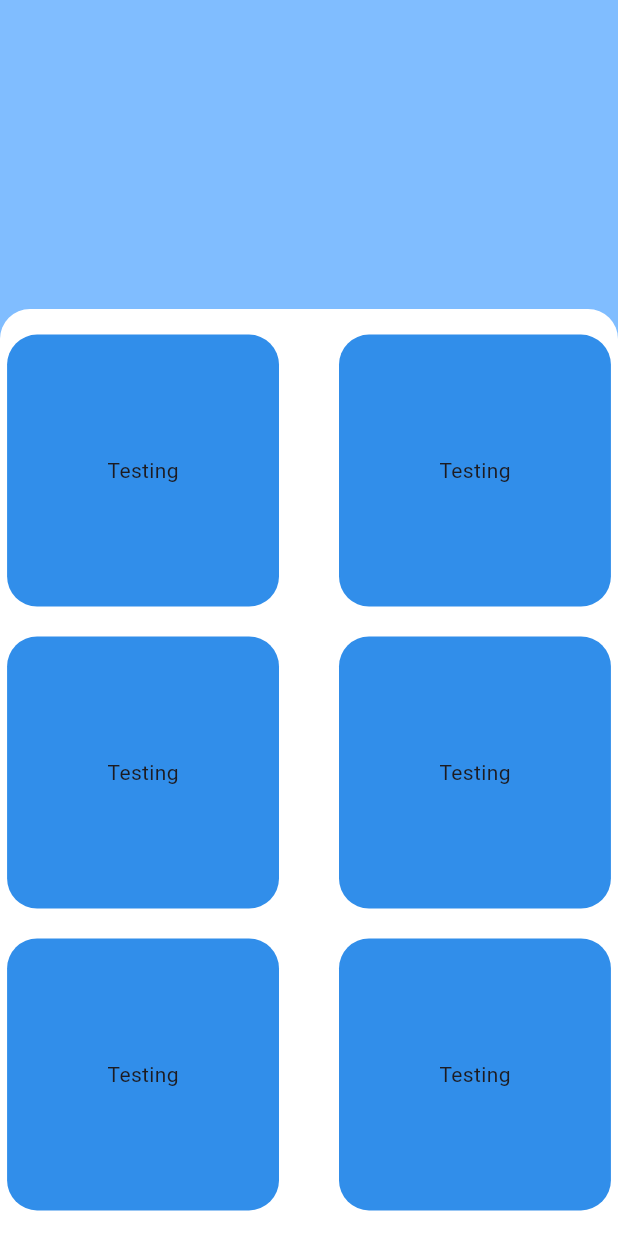
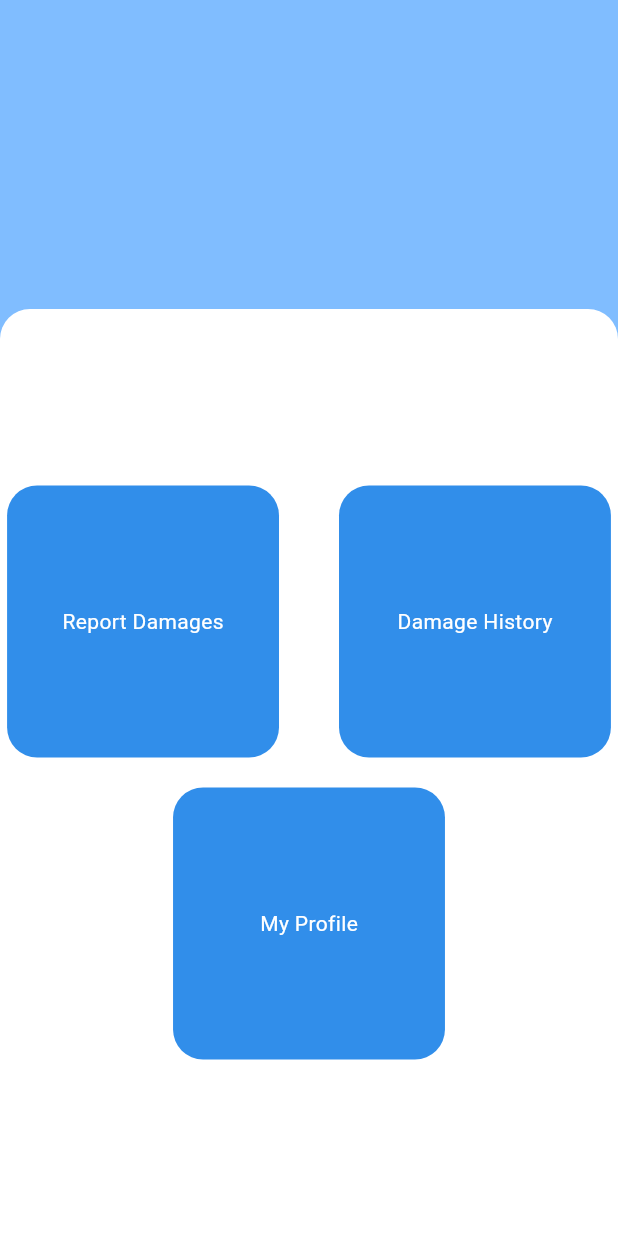
Before and after one commit to janetglorias/fixaxi, a Flutter app: the DashboardPage screen opened by its route, on a phone screen of 412 x 824 dp. Run offline on Flutter 3.47's test engine with Material 3 defaults, Android fonts, the phone set to English and light mode, and no system bars; our stand-ins replace cloud_firestore, firebase_auth, firebase_core, firebase_storage, image_picker; missing offline and left inert: dart:html; accounts and stored records are empty.

Commit message:
building damage report

```diff
--- a/lib/main.dart
+++ b/lib/main.dart
@@ -1,4 +1,7 @@
+import 'package:fixaxi/pages/damagehistory/damagehistory.dart';
+import 'package:fixaxi/pages/damagereport/damagereport.dart';
 import 'package:fixaxi/pages/dashboard/dashboard.dart';
+import 'package:fixaxi/pages/profile/profile.dart';
 import 'package:fixaxi/pages/register/register.dart';
 import 'package:fixaxi/pages/splashscreen/splashscreen.dart';
 import 'package:flutter/material.dart';
@@ -32,6 +35,9 @@ class MyApp extends StatelessWidget {
         '/signIn':(context) => SignInPage(),
         '/signUp':(context) => SignUpPage(),
         '/dashboard':(context) => const DashboardPage(),
+        '/profile':(context) => const ProfilePage(),
+        '/damagereport':(context) => const DamageReport(),
+        '/damagehistory':(context) => const DamageHistory(),
       },
     );
   }
--- a/lib/pages/dashboard/dashboard.dart
+++ b/lib/pages/dashboard/dashboard.dart
@@ -1,3 +1,6 @@
+import 'package:fixaxi/pages/damagehistory/damagehistory.dart';
+import 'package:fixaxi/pages/damagereport/damagereport.dart';
+import 'package:fixaxi/pages/profile/profile.dart';
 import 'package:flutter/material.dart';
 import 'package:flutter/cupertino.dart';
 import 'package:fixaxi/constants/colors.dart';
@@ -7,12 +10,11 @@ class DashboardPage extends StatelessWidget {
 
   @override
   Widget build(BuildContext context) {
-    final screenWidth = MediaQuery.of(context).size.width;
-    final screenHeight = MediaQuery.of(context).size.height;
+    final double screenWidth = MediaQuery.of(context).size.width;
+    final double screenHeight = MediaQuery.of(context).size.height;
     return Scaffold(
       body: Container(
         decoration: const BoxDecoration(
-                // image: DecorationImage(image: AssetImage('assets/LoginPageBG.jpg'), fit: BoxFit.cover)
                 color: AppColors.blue4,
               ),
         width: screenWidth,
@@ -21,11 +23,9 @@ class DashboardPage extends StatelessWidget {
             Container(
               height: screenHeight * 0.25,
               decoration: const BoxDecoration(
-                // image: DecorationImage(image: AssetImage('assets/LoginPageBG.jpg'), fit: BoxFit.cover)
                 color: AppColors.blue4,
               ),
             ),
-            //Main Dashboard Content
             Center(
               child: Container(
               width: screenWidth,
@@ -43,7 +43,14 @@ class DashboardPage extends StatelessWidget {
                     Row(
                       mainAxisAlignment: MainAxisAlignment.center,
                       children: [
-                        Container(
+                        GestureDetector(
+                          onTap: () {
+                            Navigator.push(
+                              context,
+                              MaterialPageRoute(builder: (context) => const DamageReport()),
+                            );
+                          },
+                          child: Container(
                             height: screenHeight * 0.22,
                             width: screenHeight * 0.22,
                             decoration: BoxDecoration(
@@ -51,11 +58,19 @@ class DashboardPage extends StatelessWidget {
                               color: AppColors.blue0,
                             ),
                             child: const Center(
-                            child: Text("Testing"),
+                              child: Text("Report Damages", style: TextStyle(color: Colors.white),),
+                            ),
                           ),
                         ),
                         const SizedBox(width: 40,),
-                        Container(
+                        GestureDetector(
+                          onTap: () {
+                            Navigator.push(
+                              context,
+                              MaterialPageRoute(builder: (context) => const DamageHistory()),
+                            );
+                          },
+                          child: Container(
                             height: screenHeight * 0.22,
                             width: screenHeight * 0.22,
                             decoration: BoxDecoration(
@@ -63,17 +78,25 @@ class DashboardPage extends StatelessWidget {
                               color: AppColors.blue0,
                             ),
                             child: const Center(
-                            child: Text("Testing"),
+                              child: Text("Damage History", style: TextStyle(color: Colors.white),),
+                            ),
                           ),
                         ),
                       ],
                     ),
                     const SizedBox(height: 20,),
-                    //Row TWo
+                    //Row Two
                     Row(
                       mainAxisAlignment: MainAxisAlignment.center,
                       children: [
-                        Container(
+                        GestureDetector(
+                          onTap: () {
+                            Navigator.push(
+                              context,
+                              MaterialPageRoute(builder: (context) => const ProfilePage()),
+                            );
+                          },
+                          child: Container(
                             height: screenHeight * 0.22,
                             width: screenHeight * 0.22,
                             decoration: BoxDecoration(
@@ -81,48 +104,8 @@ class DashboardPage extends StatelessWidget {
                               color: AppColors.blue0,
                             ),
                             child: const Center(
-                            child: Text("Testing"),
+                              child: Text("My Profile",style: TextStyle(color: Colors.white),),
                             ),
-                        ),
-                        const SizedBox(width: 40,),
-                        Container(
-                          height: screenHeight * 0.22,
-                          width: screenHeight * 0.22,
-                          decoration: BoxDecoration(
-                            borderRadius: BorderRadius.circular(20),
-                            color: AppColors.blue0,
-                          ),
-                          child: const Center(
-                            child: Text("Testing"),
-                          ),
-                        ),
-                      ],
-                    ),
-                    const SizedBox(height: 20,),
-                    Row(
-                      mainAxisAlignment: MainAxisAlignment.center,
-                      children: [
-                        Container(
-                          height: screenHeight * 0.22,
-                          width: screenHeight * 0.22,
-                          decoration: BoxDecoration(
-                            borderRadius: BorderRadius.circular(20),
-                            color: AppColors.blue0,
-                          ),
-                          child: const Center(
-                            child: Text("Testing"),
-                          ),
-                        ),
-                        const SizedBox(width: 40,),
-                        Container(
-                          height: screenHeight * 0.22,
-                          width: screenHeight * 0.22,
-                          decoration: BoxDecoration(
-                            borderRadius: BorderRadius.circular(20),
-                            color: AppColors.blue0,
-                          ),
-                          child: const Center(
-                            child: Text("Testing"),
                           ),
                         ),
                       ],
--- a/lib/pages/login/login.dart
+++ b/lib/pages/login/login.dart
@@ -156,7 +156,7 @@ class _SignInPageState extends State<SignInPage> {
       ),
       child: const Center(
         child: Text(
-          "Sign in",
+          "Sign In",
           style: TextStyle(
               color: Colors.white,
               fontSize: 16,
--- a/pubspec.yaml
+++ b/pubspec.yaml
@@ -34,12 +34,15 @@ dependencies:
   firebase_core: ^2.31.1
   firebase_auth: ^4.0.0
   cloud_firestore: ^4.9.3
+  firebase_storage: ^11.7.6
+  image_picker: ^0.8.4+4
 
 
 
   # The following adds the Cupertino Icons font to your application.
   # Use with the CupertinoIcons class for iOS style icons.
   cupertino_icons: ^1.0.2
+  universal_io: ^2.2.2
 
 dev_dependencies:
   flutter_test:
```
Also changed, not shown: lib/pages/damagehistory/damagehistory.dart (+10 -0 lines), lib/pages/damagereport/damagereport.dart (+164 -0 lines), lib/pages/profile/profile.dart (added, +10 -0 lines), lib/pages/landing/landingPage.dart (line endings or trailing spaces), pubspec.lock, 5 other files. Lines whose indentation alone changed are shown as unchanged.
